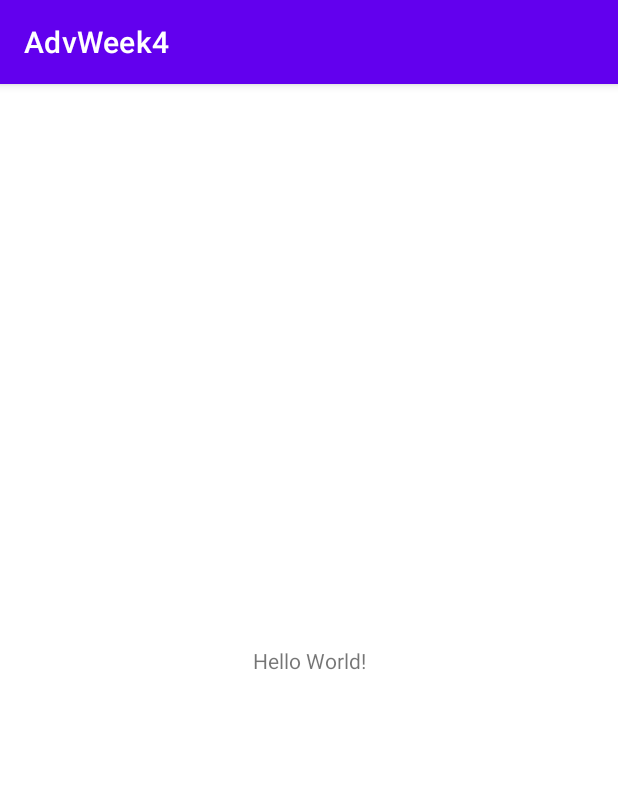
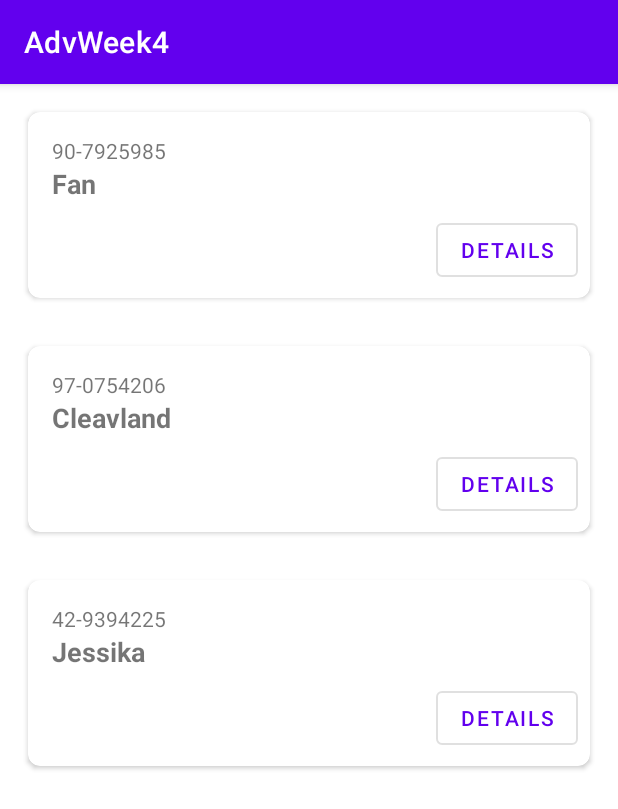
Before and after one commit to zefanya950/AdvWeek4160418044, an Android app: the screen it shows after launch (MainActivity), on a phone screen of 412 x 824 dp. Shown: the top 809 px of the screen. Run offline under Robolectric (Android 15) with nearby library versions, the phone set to English and light mode, and no system bars.

```diff
--- a/app/build.gradle
+++ b/app/build.gradle
@@ -1,10 +1,13 @@
 plugins {
     id 'com.android.application'
     id 'kotlin-android'
+    id 'kotlin-android-extensions'
 }
 
 android {
     compileSdk 31
+    buildToolsVersion "30.0.1"
+    apply plugin: "androidx.navigation.safeargs.kotlin"
 
     defaultConfig {
         applicationId "com.ubaya.advweek4"
@@ -37,6 +40,9 @@ dependencies {
     implementation 'androidx.appcompat:appcompat:1.3.1'
     implementation 'com.google.android.material:material:1.4.0'
     implementation 'androidx.constraintlayout:constraintlayout:2.1.0'
+    implementation 'androidx.legacy:legacy-support-v4:1.0.0'
+    implementation 'androidx.navigation:navigation-fragment-ktx:2.3.5'
+    implementation 'androidx.navigation:navigation-ui-ktx:2.3.5'
     testImplementation 'junit:junit:4.+'
     androidTestImplementation 'androidx.test.ext:junit:1.1.3'
     androidTestImplementation 'androidx.test.espresso:espresso-core:3.4.0'
--- a/app/src/main/AndroidManifest.xml
+++ b/app/src/main/AndroidManifest.xml
@@ -10,7 +10,7 @@
         android:supportsRtl="true"
         android:theme="@style/Theme.AdvWeek4">
         <activity
-            android:name=".MainActivity"
+            android:name=".view.MainActivity"
             android:exported="true">
             <intent-filter>
                 <action android:name="android.intent.action.MAIN" />
--- /dev/null
+++ b/app/src/main/java/com/ubaya/advweek4/model/Model.kt
@@ -0,0 +1,9 @@
+package com.ubaya.advweek4.model
+
+data class Student(
+    val id:String?,
+    val name:String?,
+    val bod:String?,
+    val phone:String?,
+    val photoUrl:String?
+)
--- a/app/src/main/java/com/ubaya/advweek4/MainActivity.kt
+++ b/app/src/main/java/com/ubaya/advweek4/view/MainActivity.kt
@@ -1,7 +1,8 @@
-package com.ubaya.advweek4
+package com.ubaya.advweek4.view
 
 import androidx.appcompat.app.AppCompatActivity
 import android.os.Bundle
+import com.ubaya.advweek4.R
 
 class MainActivity : AppCompatActivity() {
     override fun onCreate(savedInstanceState: Bundle?) {
--- /dev/null
+++ b/app/src/main/java/com/ubaya/advweek4/view/StudentListAdapter.kt
@@ -0,0 +1,40 @@
+package com.ubaya.advweek4.view
+
+import android.view.LayoutInflater
+import android.view.View
+import android.view.ViewGroup
+import androidx.navigation.Navigation
+import androidx.recyclerview.widget.RecyclerView
+import com.ubaya.advweek4.R
+import com.ubaya.advweek4.model.Student
+import kotlinx.android.synthetic.main.student_list_item.view.*
+
+class StudentListAdapter(val studentList:ArrayList<Student>):RecyclerView.Adapter<StudentListAdapter.StudentViewHolder>() {
+    class StudentViewHolder(val view:View): RecyclerView.ViewHolder(view)
+
+    fun updateStudentList(newStudentList:List<Student>){
+        studentList.clear()
+        studentList.addAll(newStudentList)
+        notifyDataSetChanged()
+    }
+
+    override fun onCreateViewHolder(parent: ViewGroup, viewType: Int): StudentViewHolder {
+        val inflater = LayoutInflater.from(parent.context)
+        val v = inflater.inflate(R.layout.student_list_item,parent,false)
+        return StudentViewHolder(v)
+    }
+
+    override fun onBindViewHolder(holder: StudentViewHolder, position: Int) {
+        holder.view.txtID.text = studentList[position].id
+        holder.view.txtName.text = studentList[position].name
+
+        holder.view.btnDetail.setOnClickListener {
+            val action = StudentListFragmentDirections.actionStudentDetail()
+            Navigation.findNavController(it).navigate(action)
+        }
+    }
+
+    override fun getItemCount(): Int {
+        return studentList.size
+    }
+}
--- /dev/null
+++ b/app/src/main/java/com/ubaya/advweek4/view/StudentListFragment.kt
@@ -0,0 +1,66 @@
+package com.ubaya.advweek4.view
+
+import android.os.Bundle
+import androidx.fragment.app.Fragment
+import android.view.LayoutInflater
+import android.view.View
+import android.view.ViewGroup
+import android.widget.ListView
+import androidx.lifecycle.Observer
+import androidx.lifecycle.ViewModelProvider
+import androidx.recyclerview.widget.LinearLayoutManager
+import com.ubaya.advweek4.R
+import com.ubaya.advweek4.viewmodel.ListViewModel
+import kotlinx.android.synthetic.main.fragment_student_list.*
+
+class StudentListFragment : Fragment() {
+    private lateinit var viewModel:ListViewModel
+    private val studentListAdapter = StudentListAdapter(arrayListOf())
+
+    override fun onCreateView(
+        inflater: LayoutInflater, container: ViewGroup?,
+        savedInstanceState: Bundle?
+    ): View? {
+        // Inflate the layout for this fragment
+        return inflater.inflate(R.layout.fragment_student_list, container, false)
+    }
+
+    override fun onViewCreated(view: View, savedInstanceState: Bundle?) {
+        super.onViewCreated(view, savedInstanceState)
+
+        viewModel = ViewModelProvider(this).get(ListViewModel::class.java)
+        viewModel.refresh()
+
+        recView.layoutManager = LinearLayoutManager(context)
+        recView.adapter = studentListAdapter
+
+        observeViewModel()
+
+    }
+
+    fun observeViewModel(){
+        viewModel.studentsLD.observe(viewLifecycleOwner, Observer {
+            studentListAdapter.updateStudentList(it)
+        })
+
+        viewModel.loadingErrorLD.observe(viewLifecycleOwner, Observer {
+            if(it){
+                txtError.visibility = View.VISIBLE
+            }
+            else{
+                txtError.visibility = View.GONE
+            }
+        })
+
+        viewModel.loadingDoneLD.observe(viewLifecycleOwner, Observer {
+            if(it){
+                progressLoad.visibility = View.GONE
+                recView.visibility = View.VISIBLE
+            }
+            else{
+                progressLoad.visibility = View.VISIBLE
+                recView.visibility = View.GONE
+            }
+        })
+    }
+}
--- /dev/null
+++ b/app/src/main/java/com/ubaya/advweek4/viewmodel/ListViewModel.kt
@@ -0,0 +1,21 @@
+package com.ubaya.advweek4.viewmodel
+
+import androidx.lifecycle.MutableLiveData
+import androidx.lifecycle.ViewModel
+import com.ubaya.advweek4.model.Student
+
+class ListViewModel:ViewModel() {
+    val studentsLD = MutableLiveData<List<Student>>()
+    val loadingErrorLD = MutableLiveData<Boolean>()
+    val loadingDoneLD = MutableLiveData<Boolean>()
+
+    fun refresh(){
+        val student1 = Student("90-7925985","Fan","2018/05/12","6352415878","http://dummyimage.com/100x75.png/cc0000/ffffff")
+        val student2 = Student("97-0754206","Cleavland","2003/10/24","7407651838","http://dummyimage.com/100x75.png/dddddd/000000")
+        val student3 = Student("42-9394225","Jessika","2016/02/15","5707658776","http://dummyimage.com/100x75.png/5fa2dd/ffffff")
+
+        studentsLD.value = arrayListOf<Student>(student1,student2,student3)
+        loadingErrorLD.value = false
+        loadingDoneLD.value = true
+    }
+}
--- a/app/src/main/res/layout/activity_main.xml
+++ b/app/src/main/res/layout/activity_main.xml
@@ -4,15 +4,21 @@
     xmlns:tools="http://schemas.android.com/tools"
     android:layout_width="match_parent"
     android:layout_height="match_parent"
-    tools:context=".MainActivity">
+    tools:context=".view.MainActivity">
 
-    <TextView
-        android:layout_width="wrap_content"
-        android:layout_height="wrap_content"
-        android:text="Hello World!"
+    <androidx.fragment.app.FragmentContainerView
+        android:id="@+id/hostFragment"
+        android:name="androidx.navigation.fragment.NavHostFragment"
+        android:layout_width="0dp"
+        android:layout_height="0dp"
+        android:layout_marginStart="1dp"
+        android:layout_marginTop="1dp"
+        android:layout_marginEnd="1dp"
+        android:layout_marginBottom="1dp"
+        app:defaultNavHost="true"
         app:layout_constraintBottom_toBottomOf="parent"
-        app:layout_constraintLeft_toLeftOf="parent"
-        app:layout_constraintRight_toRightOf="parent"
-        app:layout_constraintTop_toTopOf="parent" />
-
+        app:layout_constraintEnd_toEndOf="parent"
+        app:layout_constraintStart_toStartOf="parent"
+        app:layout_constraintTop_toTopOf="parent"
+        app:navGraph="@navigation/main_navigation" />
 </androidx.constraintlayout.widget.ConstraintLayout>
--- /dev/null
+++ b/app/src/main/res/layout/fragment_student_list.xml
@@ -0,0 +1,54 @@
+<?xml version="1.0" encoding="utf-8"?>
+<FrameLayout xmlns:android="http://schemas.android.com/apk/res/android"
+    xmlns:app="http://schemas.android.com/apk/res-auto"
+    xmlns:tools="http://schemas.android.com/tools"
+    android:layout_width="match_parent"
+    android:layout_height="match_parent">
+
+    <androidx.swiperefreshlayout.widget.SwipeRefreshLayout
+        android:layout_width="match_parent"
+        android:layout_height="match_parent"
+        tools:context=".view.StudentListFragment">
+
+        <androidx.constraintlayout.widget.ConstraintLayout
+            android:layout_width="match_parent"
+            android:layout_height="match_parent">
+
+            <androidx.recyclerview.widget.RecyclerView
+                android:id="@+id/recView"
+                android:layout_width="0dp"
+                android:layout_height="0dp"
+                android:layout_marginStart="1dp"
+                android:layout_marginTop="1dp"
+                android:layout_marginEnd="1dp"
+                android:layout_marginBottom="1dp"
+                app:layout_constraintBottom_toBottomOf="parent"
+                app:layout_constraintEnd_toEndOf="parent"
+                app:layout_constraintStart_toStartOf="parent"
+                app:layout_constraintTop_toTopOf="parent" />
+
+            <ProgressBar
+                android:id="@+id/progressLoad"
+                style="?android:attr/progressBarStyle"
+                android:layout_width="wrap_content"
+                android:layout_height="wrap_content"
+                app:layout_constraintBottom_toBottomOf="parent"
+                app:layout_constraintEnd_toEndOf="parent"
+                app:layout_constraintStart_toStartOf="parent"
+                app:layout_constraintTop_toTopOf="parent" />
+
+            <TextView
+                android:id="@+id/txtError"
+                android:layout_width="wrap_content"
+                android:layout_height="wrap_content"
+                android:text="Error While Loading Data"
+                app:layout_constraintBottom_toBottomOf="parent"
+                app:layout_constraintEnd_toEndOf="parent"
+                app:layout_constraintStart_toStartOf="parent"
+                app:layout_constraintTop_toTopOf="parent" />
+        </androidx.constraintlayout.widget.ConstraintLayout>
+
+    </androidx.swiperefreshlayout.widget.SwipeRefreshLayout>
+
+
+</FrameLayout>
--- /dev/null
+++ b/app/src/main/res/layout/student_list_item.xml
@@ -0,0 +1,74 @@
+<?xml version="1.0" encoding="utf-8"?>
+<androidx.constraintlayout.widget.ConstraintLayout xmlns:android="http://schemas.android.com/apk/res/android"
+    xmlns:app="http://schemas.android.com/apk/res-auto"
+    xmlns:tools="http://schemas.android.com/tools"
+    android:layout_width="match_parent"
+    android:layout_height="wrap_content"
+    android:elevation="4dp">
+
+    <androidx.cardview.widget.CardView
+        android:id="@+id/cardView"
+        android:layout_width="0dp"
+        android:layout_height="wrap_content"
+        android:layout_marginStart="16dp"
+        android:layout_marginTop="16dp"
+        android:layout_marginEnd="16dp"
+        android:layout_marginBottom="16dp"
+        app:cardCornerRadius="8dp"
+        app:layout_constraintBottom_toBottomOf="parent"
+        app:layout_constraintEnd_toEndOf="parent"
+        app:layout_constraintStart_toStartOf="parent"
+        app:layout_constraintTop_toTopOf="parent">
+
+        <androidx.constraintlayout.widget.ConstraintLayout
+            android:layout_width="match_parent"
+            android:layout_height="match_parent">
+
+            <ImageView
+                android:id="@+id/imageView"
+                android:layout_width="wrap_content"
+                android:layout_height="wrap_content"
+                app:layout_constraintBottom_toBottomOf="parent"
+                app:layout_constraintStart_toStartOf="parent"
+                app:layout_constraintTop_toTopOf="parent"
+                tools:srcCompat="@tools:sample/avatars" />
+
+            <TextView
+                android:id="@+id/txtID"
+                android:layout_width="wrap_content"
+                android:layout_height="wrap_content"
+                android:layout_marginStart="16dp"
+                android:layout_marginTop="16dp"
+                android:text="ID"
+                app:layout_constraintStart_toEndOf="@+id/imageView"
+                app:layout_constraintTop_toTopOf="parent" />
+
+            <TextView
+                android:id="@+id/txtName"
+                android:layout_width="0dp"
+                android:layout_height="wrap_content"
+                android:layout_marginStart="16dp"
+                android:layout_marginEnd="8dp"
+                android:text="Student Name"
+                android:textSize="18sp"
+                android:textStyle="bold"
+                app:layout_constraintEnd_toEndOf="parent"
+                app:layout_constraintStart_toEndOf="@+id/imageView"
+                app:layout_constraintTop_toBottomOf="@+id/txtID" />
+
+            <Button
+                android:id="@+id/btnDetail"
+                style="@style/Widget.MaterialComponents.Button.OutlinedButton"
+                android:layout_width="wrap_content"
+                android:layout_height="wrap_content"
+                android:layout_marginTop="8dp"
+                android:layout_marginEnd="8dp"
+                android:layout_marginBottom="8dp"
+                android:text="DETAILS"
+                app:layout_constraintBottom_toBottomOf="parent"
+                app:layout_constraintEnd_toEndOf="parent"
+                app:layout_constraintTop_toBottomOf="@+id/txtName" />
+        </androidx.constraintlayout.widget.ConstraintLayout>
+    </androidx.cardview.widget.CardView>
+
+</androidx.constraintlayout.widget.ConstraintLayout>
--- /dev/null
+++ b/app/src/main/res/navigation/main_navigation.xml
@@ -0,0 +1,21 @@
+<?xml version="1.0" encoding="utf-8"?>
+<navigation xmlns:android="http://schemas.android.com/apk/res/android"
+    xmlns:app="http://schemas.android.com/apk/res-auto"
+    xmlns:tools="http://schemas.android.com/tools"
+    android:id="@+id/main_navigation"
+    app:startDestination="@id/studentListFragment">
+
+    <fragment
+        android:id="@+id/studentListFragment"
+        android:name="com.ubaya.advweek4.view.StudentListFragment"
+        android:label="StudentListFragment" >
+        <action
+            android:id="@+id/actionStudentDetail"
+            app:destination="@id/studentDetailFragment" />
+    </fragment>
+    <fragment
+        android:id="@+id/studentDetailFragment"
+        android:name="com.ubaya.advweek4.view.StudentDetailFragment"
+        android:label="fragment_student_detail"
+        tools:layout="@layout/fragment_student_detail" />
+</navigation>
--- a/app/src/main/res/values/strings.xml
+++ b/app/src/main/res/values/strings.xml
@@ -1,3 +1,5 @@
 <resources>
     <string name="app_name">AdvWeek4</string>
+    <!-- TODO: Remove or change this placeholder text -->
+    <string name="hello_blank_fragment">Hello blank fragment</string>
 </resources>
--- a/build.gradle
+++ b/build.gradle
@@ -7,6 +7,8 @@ buildscript {
     dependencies {
         classpath "com.android.tools.build:gradle:7.0.0"
         classpath "org.jetbrains.kotlin:kotlin-gradle-plugin:1.5.21"
+        def nav_version = "2.3.3"
+        classpath "androidx.navigation:navigation-safe-args-gradle-plugin:$nav_version"
 
         // NOTE: Do not place your application dependencies here; they belong
         // in the individual module build.gradle files
```
Also changed, not shown: app/src/main/java/com/ubaya/advweek4/view/StudentDetailFragment.kt (added, +22 -0 lines), app/src/main/res/layout/fragment_student_detail.xml (added, +117 -0 lines).
